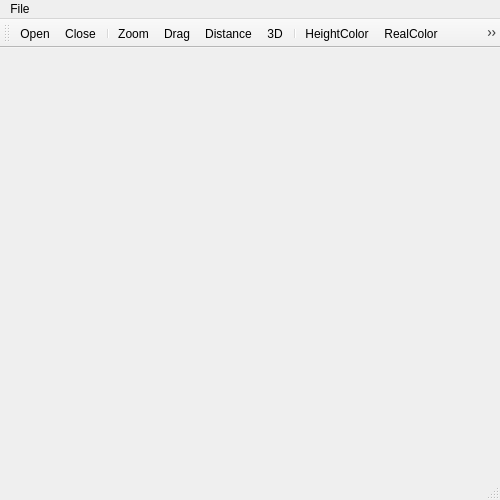
Old version of the form LaserMap/lasermap.ui in the repository eglrp/LaserMap.
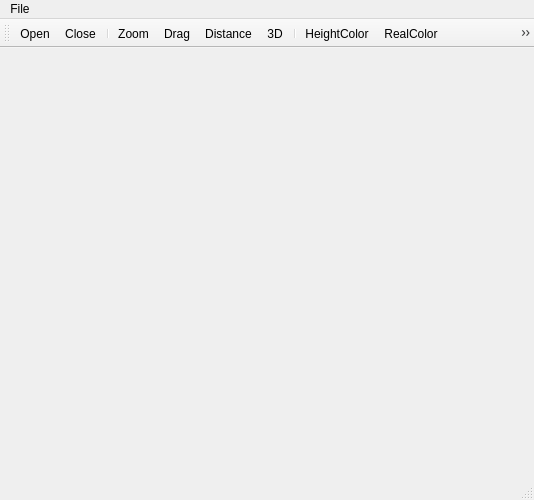
New version of the form.

```diff
--- a/LaserMap/lasermap.ui
+++ b/LaserMap/lasermap.ui
@@ -6,7 +6,7 @@
    <rect>
     <x>0</x>
     <y>0</y>
-    <width>500</width>
+    <width>534</width>
     <height>500</height>
    </rect>
   </property>
@@ -27,7 +27,7 @@
     <rect>
      <x>0</x>
      <y>0</y>
-     <width>500</width>
+     <width>534</width>
      <height>21</height>
     </rect>
    </property>
@@ -60,6 +60,7 @@
    <addaction name="actionHeightColor"/>
    <addaction name="actionRealColor"/>
    <addaction name="actionClassColor"/>
+   <addaction name="actionIntensityColor"/>
   </widget>
   <widget class="QStatusBar" name="statusBar"/>
   <action name="actionOpen">
@@ -115,6 +116,14 @@
     <string>Distance</string>
    </property>
   </action>
+  <action name="actionIntensityColor">
+   <property name="checkable">
+    <bool>true</bool>
+   </property>
+   <property name="text">
+    <string>IntensityColor</string>
+   </property>
+  </action>
  </widget>
  <layoutdefault spacing="6" margin="11"/>
  <resources>
```
Left out of the diff: 18 changed lines with no effect on the pictures.
